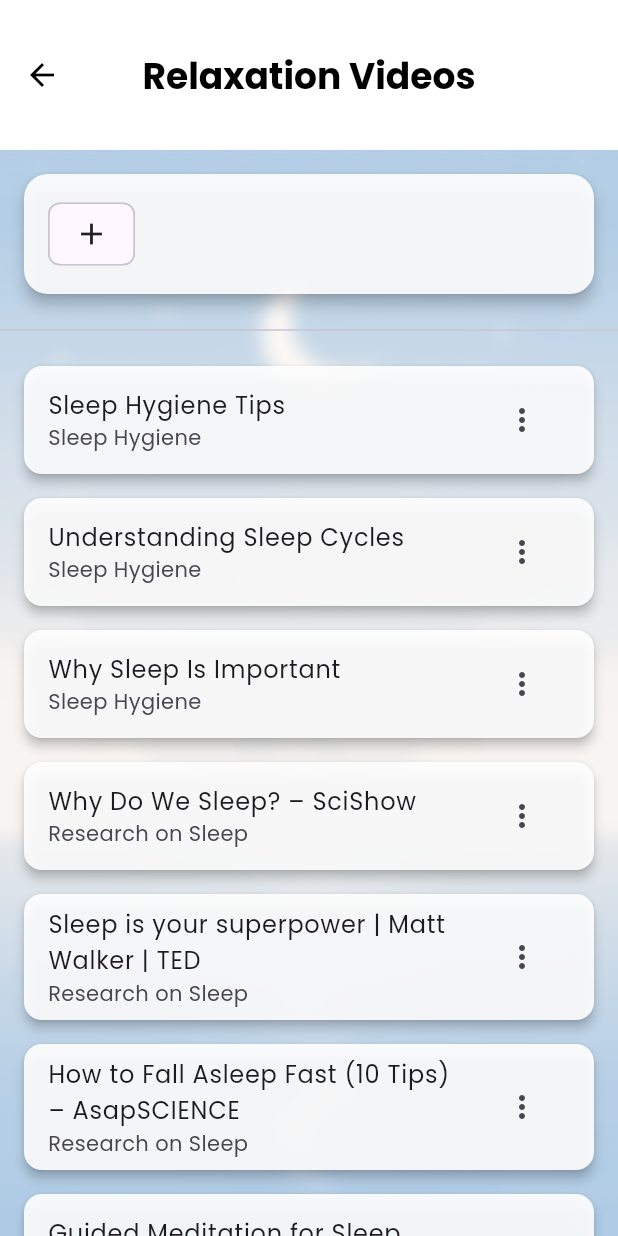
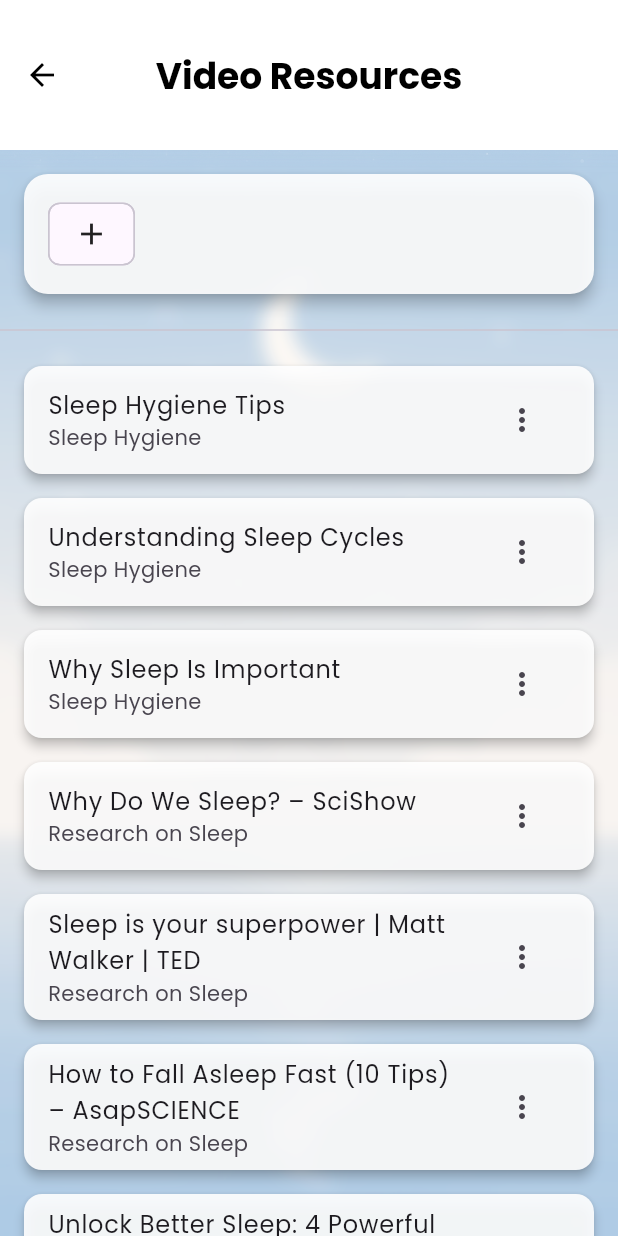
Before and after one commit to evanlee2212/sleep_tracker, a Flutter app: the VideoPage screen opened directly, on a phone screen of 412 x 824 dp. Run offline on Flutter 3.47's test engine with Material 3 defaults, Android fonts, the phone set to English and light mode, and no system bars; our stand-ins replace audioplayers, awesome_notifications, cloud_firestore, firebase_auth, firebase_core, fl_chart and 4 more; missing offline and left inert: usage_stats; accounts and stored records are empty.

Commit message:
updated title and added more videos

```diff
--- a/lib/dreams/repositories/video_repository.dart
+++ b/lib/dreams/repositories/video_repository.dart
@@ -36,12 +36,32 @@ class VideoRepository {
         category: 'Research on Sleep',
         videoUrl: 'https://www.youtube.com/watch?v=gbQFSMayJxk',
       ),
+      VideoResource(
+        title: 'Unlock Better Sleep: 4 Powerful Routines to Beat Insomnia',
+        category: 'Research on Sleep',
+        videoUrl: 'https://www.youtube.com/watch?v=4WASgOyGjjQ&t=70s',
+      ),
+      VideoResource(
+        title: 'A walk through the stages of sleep | Sleeping with Science, a TED series',
+        category: 'Research on Sleep',
+        videoUrl: 'https://www.youtube.com/watch?v=eM2VWspRpfk',
+      ),
+      VideoResource(
+        title: 'The Dreaming Mind: Waking the Mysteries of Sleep',
+        category: 'Research on Sleep',
+        videoUrl: 'https://www.youtube.com/watch?v=wvvovktKKa4',
+      ),
 
       //Relaxation Techniques
       VideoResource(
         title: 'Guided Meditation for Sleep',
         category: 'Meditation & Yoga',
         videoUrl: 'https://www.youtube.com/watch?v=v7SN-d4qXx0&t=3s',
+      ),
+      VideoResource(
+        title: 'Guided 20 Minute Sleep Meditation',
+        category: 'Meditation & Yoga',
+        videoUrl: 'https://www.youtube.com/watch?v=g0jfhRcXtLQ&t=11s',
       ),
       VideoResource(
         title: 'Bedtime Yoga',
@@ -54,10 +74,9 @@ class VideoRepository {
         videoUrl: 'https://www.youtube.com/watch?v=_ZLqXqG6tRA',
       ),
       VideoResource(
-        title: 'Evening Wind Down Routine',
-        category: 'Meditation & Yoga',
-        videoUrl: 'https://www.youtube.com/watch?v=dLxyqBjvkRg',
-
+          title: 'Evening Wind Down Routine',
+          category: 'Meditation & Yoga',
+          videoUrl: 'https://www.youtube.com/watch?v=dLxyqBjvkRg',
 
 
       ),
--- a/lib/dreams/views/video_page.dart
+++ b/lib/dreams/views/video_page.dart
@@ -98,7 +98,7 @@ class _VideoPageState extends State<VideoPage>
   @override
   Widget build(BuildContext context) {
     return Scaffold(
-      appBar: AppTheme.buildAppBar('Relaxation Videos'),
+      appBar: AppTheme.buildAppBar('Video Resources'),
       body: BackgroundWrapper(
         child: Column(
           children: [
```
